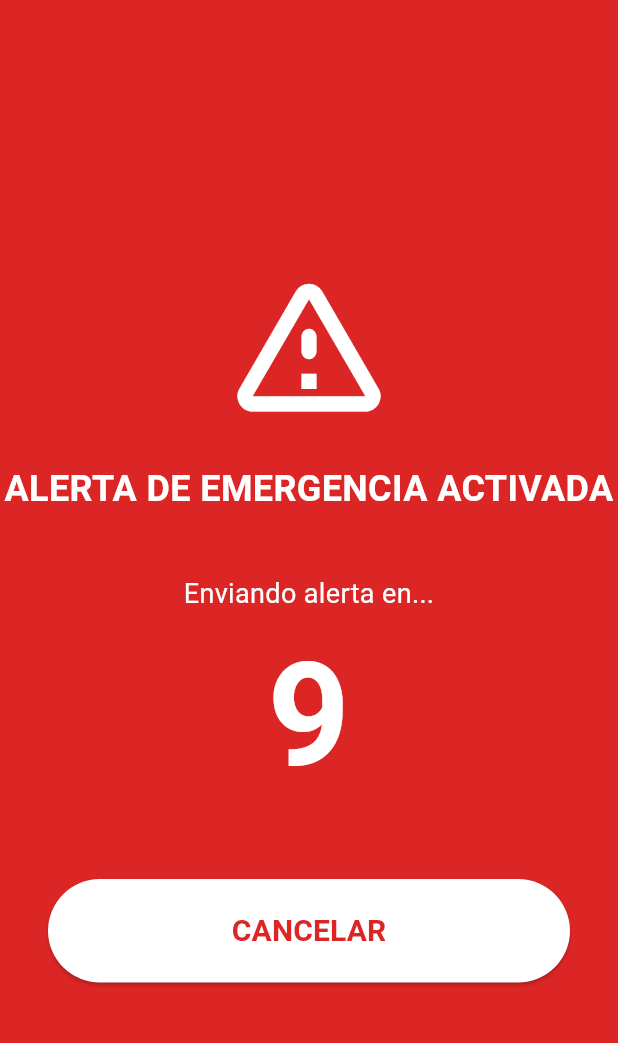
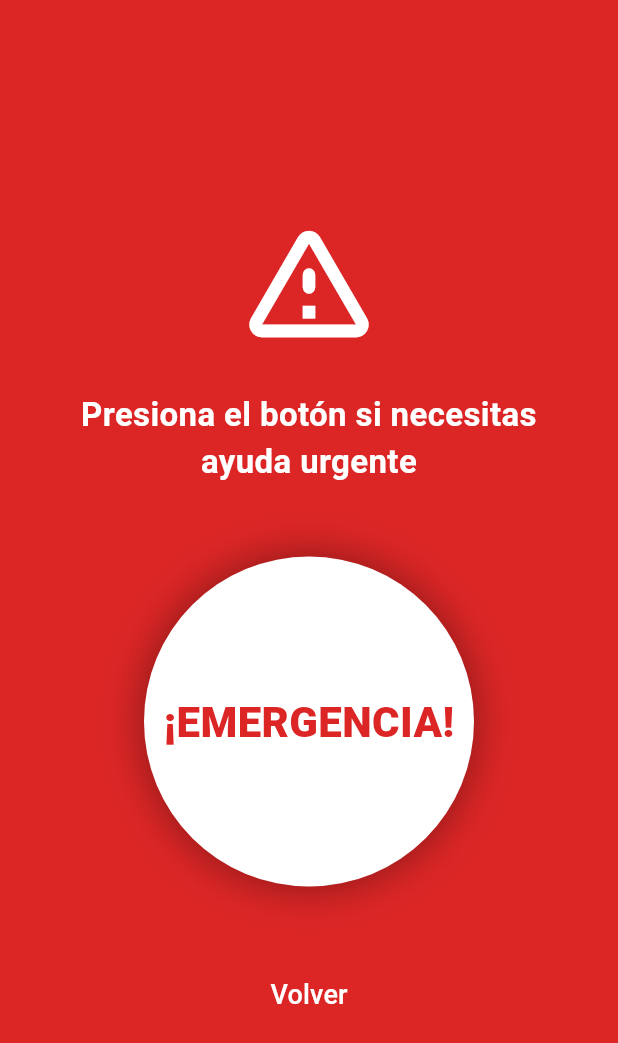
Before and after one commit to barriosevelyn488-web/proyecto_alba_guatemala, a Flutter app: the SosActivoScreen screen opened directly, on a phone screen of 412 x 824 dp. Shown: the top 1043 px of the screen. Run offline on Flutter 3.47's test engine with Material 3 defaults, Android fonts, the phone set to English and light mode, and no system bars; our stand-ins replace cloud_firestore, firebase_core, flutter_local_notifications, geolocator, sensors_plus, timezone; missing offline and left inert: flutter_background_service; accounts and stored records are empty; generated files the repository leaves out were written again; statements that could not run were skipped.

Commit message:
feat(senior): agregar pantalla de alerta critica con boton central de emergencia

```diff
--- a/lib/screens/adulto_mayor/sos_activo_screen.dart
+++ b/lib/screens/adulto_mayor/sos_activo_screen.dart
@@ -1,91 +1,82 @@
 import 'package:flutter/material.dart';
-import 'package:provider/provider.dart';
 import 'package:proyecto_alba_guatemala/constants/app_colors.dart';
-import 'package:proyecto_alba_guatemala/providers/sos_provider.dart';
 import 'package:proyecto_alba_guatemala/services/sos_service.dart';
 
-class SosActivoScreen extends StatefulWidget {
+/// Pantalla de alerta crítica de emergencia para el Adulto Mayor.
+/// Fondo rojo llamativo con un botón central gigante que activa la alerta.
+class SosActivoScreen extends StatelessWidget {
   const SosActivoScreen({super.key});
-
-  @override
-  State<SosActivoScreen> createState() => _SosActivoScreenState();
-}
-
-class _SosActivoScreenState extends State<SosActivoScreen> {
-  @override
-  void initState() {
-    super.initState();
-    WidgetsBinding.instance.addPostFrameCallback((_) {
-      final sosProvider = Provider.of<SosProvider>(context, listen: false);
-      sosProvider.startSosCountdown(() {
-        _triggerSosActions();
-      });
-    });
-  }
-
-  void _triggerSosActions() {
-    if (!mounted) return;
-    print("¡ACCIÓN SOS! Enviando alertas...");
-    final sosService = SosService();
-    // Reemplazar con números de emergencia reales de la configuración del usuario
-    sosService.makePhoneCall('123');
-    sosService.sendSmsWithLocation('123', '¡ALERTA DE EMERGENCIA!');
-
-    if (mounted) {
-      Navigator.of(context).pop();
-    }
-  }
-
-  void _cancel() {
-    Provider.of<SosProvider>(context, listen: false).cancelSos();
-    Navigator.of(context).pop();
-  }
 
   @override
   Widget build(BuildContext context) {
     return Scaffold(
       backgroundColor: AppColors.criticalRed,
       body: SafeArea(
-        child: Consumer<SosProvider>(
-          builder: (context, sosProvider, child) {
-            return Column(
+        child: Center(
+          child: Padding(
+            padding: const EdgeInsets.all(24.0),
+            child: Column(
               mainAxisAlignment: MainAxisAlignment.center,
-              crossAxisAlignment: CrossAxisAlignment.stretch,
               children: [
-                const Icon(Icons.warning_amber_rounded, color: Colors.white, size: 120),
-                const SizedBox(height: 20),
+                const Icon(
+                  Icons.warning_amber_rounded,
+                  color: Colors.white,
+                  size: 100,
+                ),
+                const SizedBox(height: 24),
                 const Text(
-                  'ALERTA DE EMERGENCIA ACTIVADA',
+                  'Presiona el botón si necesitas ayuda urgente',
                   textAlign: TextAlign.center,
-                  style: TextStyle(color: Colors.white, fontSize: 24, fontWeight: FontWeight.bold),
+                  style: TextStyle(
+                    color: Colors.white,
+                    fontSize: 22,
+                    fontWeight: FontWeight.bold,
+                  ),
                 ),
-                const SizedBox(height: 40),
-                const Text(
-                  'Enviando alerta en...',
-                  textAlign: TextAlign.center,
-                  style: TextStyle(color: Colors.white, fontSize: 18),
+                const SizedBox(height: 48),
+
+                // Botón central gigante de emergencia
+                GestureDetector(
+                  onTap: () => SosService().activarAlertaEmergencia(context),
+                  child: Container(
+                    width: 220,
+                    height: 220,
+                    decoration: BoxDecoration(
+                      color: Colors.white,
+                      shape: BoxShape.circle,
+                      boxShadow: [
+                        BoxShadow(
+                          color: Colors.black.withOpacity(0.3),
+                          blurRadius: 20,
+                          spreadRadius: 4,
+                        ),
+                      ],
+                    ),
+                    child: const Center(
+                      child: Text(
+                        '¡EMERGENCIA!',
+                        textAlign: TextAlign.center,
+                        style: TextStyle(
+                          color: AppColors.criticalRed,
+                          fontSize: 28,
+                          fontWeight: FontWeight.w900,
+                        ),
+                      ),
+                    ),
+                  ),
                 ),
-                Text(
-                  '${sosProvider.countdown}',
-                  textAlign: TextAlign.center,
-                  style: const TextStyle(color: Colors.white, fontSize: 96, fontWeight: FontWeight.bold),
-                ),
-                const SizedBox(height: 40),
-                Padding(
-                  padding: const EdgeInsets.symmetric(horizontal: 32.0),
-                  child: ElevatedButton(
-                    onPressed: _cancel,
-                    style: ElevatedButton.styleFrom(
-                      backgroundColor: Colors.white,
-                      foregroundColor: AppColors.criticalRed,
-                      padding: const EdgeInsets.symmetric(vertical: 20),
-                    ),
-                    child: const Text('CANCELAR', style: TextStyle(fontSize: 20, fontWeight: FontWeight.bold)),
+
+                const SizedBox(height: 48),
+                TextButton(
+                  onPressed: () => Navigator.of(context).pop(),
+                  child: const Text(
+                    'Volver',
+                    style: TextStyle(color: Colors.white, fontSize: 18),
                   ),
                 ),
               ],
-            );
-          },
+            ),
+          ),
         ),
       ),
     );
```
